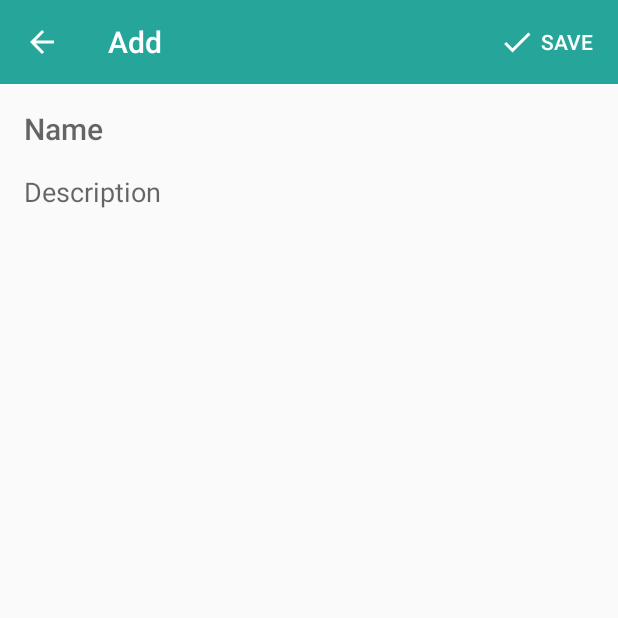
After one commit to Remakswell/NotesPark, an Android app: the AddActivity screen opened directly, with no data from a screen before it, on a phone screen of 412 x 824 dp, the top half of it. The commit adds this screen. Run offline under Robolectric (Android 15) with nearby library versions, the phone set to English and light mode, and no system bars; our stand-ins replace Dagger/Hilt's generated code.

Commit message:
Added new screen (add)

```diff
--- a/app/src/main/AndroidManifest.xml
+++ b/app/src/main/AndroidManifest.xml
@@ -10,6 +10,8 @@
         android:roundIcon="@mipmap/ic_launcher_round"
         android:supportsRtl="true"
         android:theme="@style/AppTheme">
+        <activity
+            android:name=".screens.add.AddActivity" />
         <activity android:name=".screens.registration.RegistrationActivity" />
         <activity android:name=".screens.login.LoginActivity" />
         <activity android:name=".screens.splash.SplashActivity">
@@ -21,8 +23,7 @@
         </activity>
         <activity
             android:name=".screens.main.MainActivity"
-            android:label="All notes"
-            android:theme="@style/AppTheme.OverlapSystemBar"/>
+            android:label="All Notes" />
     </application>
 
 </manifest>
--- /dev/null
+++ b/app/src/main/java/com/notespark/screens/add/AddActivity.kt
@@ -0,0 +1,52 @@
+package com.notespark.screens.add
+
+import android.content.Context
+import android.content.Intent
+import androidx.appcompat.app.AppCompatActivity
+import android.os.Bundle
+import com.notespark.App
+import com.notespark.R
+import com.notespark.screens.add.di.AddModule
+import com.notespark.screens.add.di.DaggerAddComponent
+import kotlinx.android.synthetic.main.activity_add.*
+import javax.inject.Inject
+
+class AddActivity : AppCompatActivity(), AddView {
+
+    companion object {
+        fun launch(context: Context) {
+            val intent = Intent(context, AddActivity::class.java)
+            context.startActivity(intent)
+        }
+    }
+
+    @Inject
+    lateinit var presenter: AddPresenter
+
+    val component by lazy {
+        DaggerAddComponent.builder()
+            .appComponent((application as App).component)
+            .activity(this)
+            .plus(AddModule())
+            .build()
+    }
+
+    override fun onCreate(savedInstanceState: Bundle?) {
+        super.onCreate(savedInstanceState)
+        setContentView(R.layout.activity_add)
+        component.inject(this)
+        presenter.bindView(this)
+        initView()
+    }
+
+    override fun onDestroy() {
+        super.onDestroy()
+        presenter.unbindView()
+    }
+
+    private fun initView(){
+        addToolbar.setNavigationIcon(R.drawable.ic_back)
+        addToolbar.setNavigationOnClickListener { finish() }
+        addToolbar.title = "Add"
+    }
+}
--- /dev/null
+++ b/app/src/main/java/com/notespark/screens/add/AddPresenter.kt
@@ -0,0 +1,6 @@
+package com.notespark.screens.add
+
+import com.notespark.common.arch.Presenter
+
+class AddPresenter (): Presenter<AddView>() {
+}
--- /dev/null
+++ b/app/src/main/java/com/notespark/screens/add/AddView.kt
@@ -0,0 +1,6 @@
+package com.notespark.screens.add
+
+import com.notespark.common.arch.View
+
+interface AddView : View {
+}
--- /dev/null
+++ b/app/src/main/java/com/notespark/screens/add/di/AddModule.kt
@@ -0,0 +1,14 @@
+package com.notespark.screens.add.di
+
+import com.notespark.common.di.ActivityScope
+import com.notespark.screens.add.AddPresenter
+
+import dagger.Module
+import dagger.Provides
+
+@Module
+class AddModule {
+    @Provides
+    @ActivityScope
+    fun presenter() = AddPresenter()
+}
--- a/app/src/main/java/com/notespark/screens/main/MainPresenter.kt
+++ b/app/src/main/java/com/notespark/screens/main/MainPresenter.kt
@@ -8,4 +8,8 @@ class MainPresenter(private val auth: FirebaseAuth) : Presenter<MainView>() {
         auth.signOut()
         view?.openLoginActivity()
     }
+
+    fun onAddClick(){
+        view?.openAddActivity()
+    }
 }
--- a/app/src/main/java/com/notespark/screens/main/MainView.kt
+++ b/app/src/main/java/com/notespark/screens/main/MainView.kt
@@ -4,4 +4,5 @@ import com.notespark.common.arch.View
 
 interface MainView : View {
     fun openLoginActivity()
+    fun openAddActivity()
 }
--- /dev/null
+++ b/app/src/main/res/drawable/ic_check.xml
@@ -0,0 +1,5 @@
+<vector android:height="24dp" android:tint="#FFFFFF"
+    android:viewportHeight="24" android:viewportWidth="24"
+    android:width="24dp" xmlns:android="http://schemas.android.com/apk/res/android">
+    <path android:fillColor="@android:color/white" android:pathData="M9,16.17L4.83,12l-1.42,1.41L9,19 21,7l-1.41,-1.41z"/>
+</vector>
--- /dev/null
+++ b/app/src/main/res/layout/activity_add.xml
@@ -0,0 +1,64 @@
+<?xml version="1.0" encoding="utf-8"?>
+<androidx.constraintlayout.widget.ConstraintLayout xmlns:android="http://schemas.android.com/apk/res/android"
+    xmlns:app="http://schemas.android.com/apk/res-auto"
+    xmlns:tools="http://schemas.android.com/tools"
+    android:layout_width="match_parent"
+    android:layout_height="match_parent"
+    tools:context=".screens.add.AddActivity">
+
+        <androidx.appcompat.widget.Toolbar
+            android:id="@+id/addToolbar"
+            android:layout_width="match_parent"
+            android:layout_height="?attr/actionBarSize"
+            android:background="?attr/colorPrimary"
+            app:layout_constraintEnd_toEndOf="parent"
+            app:layout_constraintStart_toStartOf="parent"
+            app:layout_constraintTop_toTopOf="parent"
+            android:theme="@style/AppTheme.AppBarOverlay">
+
+            <TextView
+                android:layout_width="wrap_content"
+                android:layout_height="match_parent"
+                android:layout_gravity="end"
+                android:background="?attr/selectableItemBackground"
+                android:clickable="true"
+                android:drawableStart="@drawable/ic_check"
+                android:drawablePadding="@dimen/app_margin_smallest"
+                android:focusable="true"
+                android:gravity="center"
+                android:paddingStart="@dimen/app_margin_medium"
+                android:paddingEnd="@dimen/app_margin_medium"
+                android:text="@string/save"
+                android:textAppearance="@style/TextAppearance.AppCompat.Widget.Switch" />
+        </androidx.appcompat.widget.Toolbar>
+
+    <EditText
+        android:id="@+id/editTitle"
+        android:layout_width="0dp"
+        android:layout_height="wrap_content"
+        android:layout_marginStart="@dimen/app_margin_medium"
+        android:layout_marginTop="@dimen/app_margin_medium"
+        android:layout_marginEnd="@dimen/app_margin_medium"
+        android:background="@null"
+        android:hint="@string/name"
+        android:maxLength="50"
+        android:singleLine="true"
+        android:textAppearance="@style/TextAppearance.AppCompat.Title"
+        app:layout_constraintEnd_toEndOf="parent"
+        app:layout_constraintStart_toStartOf="parent"
+        app:layout_constraintTop_toBottomOf="@+id/addToolbar" />
+
+    <EditText
+        android:id="@+id/editDescription"
+        android:layout_width="0dp"
+        android:layout_height="wrap_content"
+        android:layout_marginStart="@dimen/app_margin_medium"
+        android:layout_marginTop="@dimen/app_margin_medium"
+        android:layout_marginEnd="@dimen/app_margin_medium"
+        android:background="@null"
+        android:hint="@string/description"
+        app:layout_constraintEnd_toEndOf="parent"
+        app:layout_constraintStart_toStartOf="parent"
+        app:layout_constraintTop_toBottomOf="@+id/editTitle" />
+
+</androidx.constraintlayout.widget.ConstraintLayout>
--- a/app/src/main/res/menu/menu_main.xml
+++ b/app/src/main/res/menu/menu_main.xml
@@ -12,6 +12,6 @@
         android:id="@+id/action_settings"
         android:orderInCategory="100"
         android:title="@string/action_log_out"
-        android:icon="@drawable/ic_logout"
+        android:icon="@drawable/ic_exit"
         app:showAsAction="ifRoom" />
 </menu>
--- a/app/src/main/res/values/strings.xml
+++ b/app/src/main/res/values/strings.xml
@@ -19,4 +19,9 @@
     <string name="welcome">Welcome</string>
     <string name="authentication_failed">Authentication failed.</string>
     <string name="please_create_an_account">Please create an account</string>
+
+    <!--Add-->
+    <string name="name">Name</string>
+    <string name="description">Description</string>
+    <string name="save">SAVE</string>
 </resources>
```
Also changed, not shown: app/src/main/java/com/notespark/screens/add/di/AddComponent.kt (added, +25 -0 lines), app/src/main/java/com/notespark/screens/main/MainActivity.kt (+8 -3 lines), app/src/main/res/layout/activity_main.xml (+8 -20 lines), app/src/main/res/layout/toolbar.xml (+5 -13 lines).
